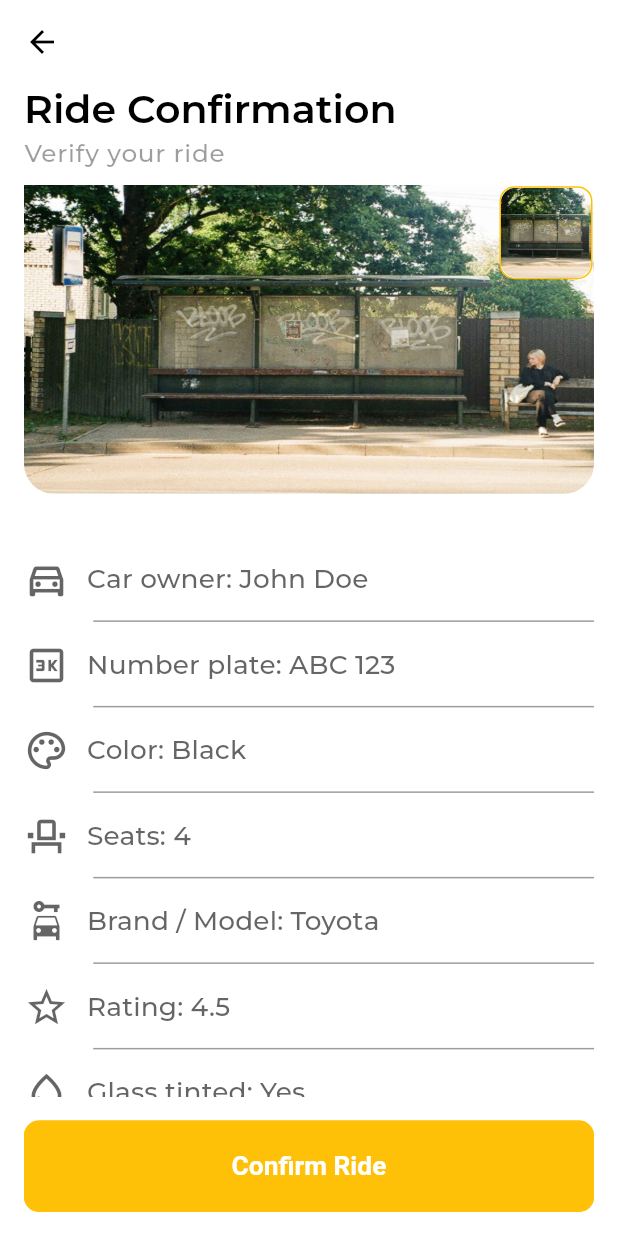
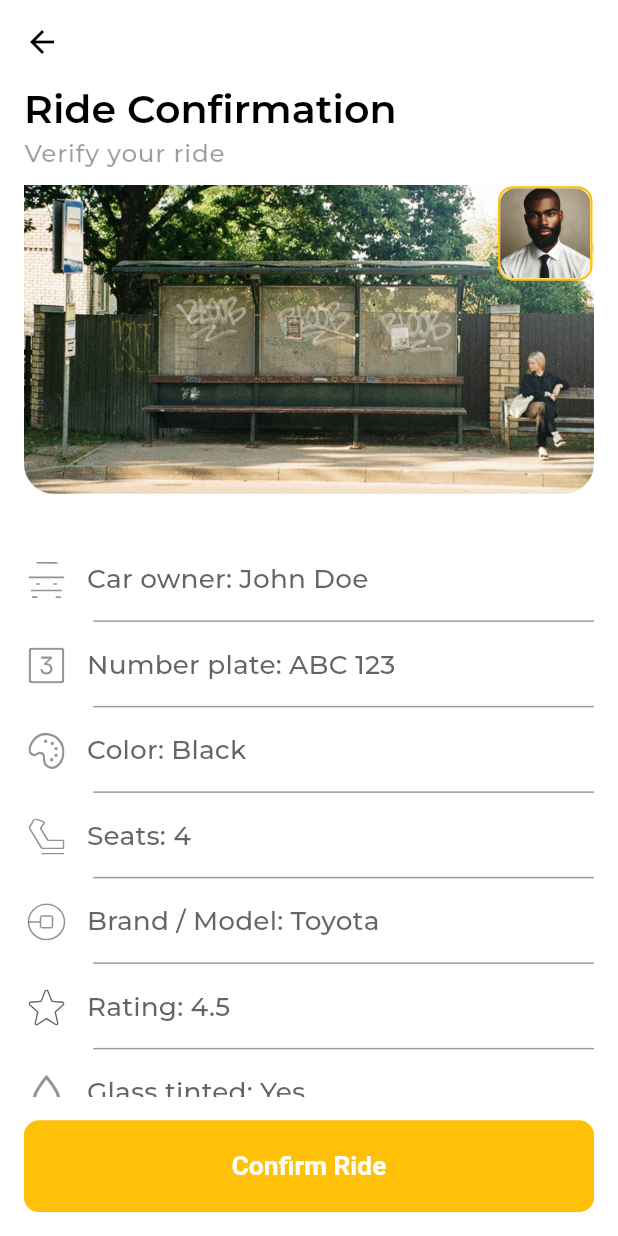
Before and after one commit to Cabu-Cabu/Cabu-Cabu-user-mobile, a Flutter app: the RideConfirmationScreen screen opened directly, on a phone screen of 412 x 824 dp. Run offline on Flutter 3.47's test engine with Material 3 defaults, Android fonts, the phone set to English and light mode, and no system bars; our stand-ins replace flutter_screenutil, flutter_svg, logger, shared_preferences, sliding_up_panel; accounts and stored records are empty; project files that could hold a hidden picture were left out.

```diff
--- a/lib/src/core/components/custom_shapes/containers/rounded_container.dart
+++ b/lib/src/core/components/custom_shapes/containers/rounded_container.dart
@@ -3,9 +3,9 @@ import 'package:cabu_cabu_user_mobile/src/core/utils/constants/sizes.dart';
 import 'package:flutter/material.dart';
 
 class AppRoundedContainer extends StatelessWidget {
-  final double? width;
-  final double? height;
+  final double? width, height;
   final bool showBorder;
+  final double borderWidth;
   final Color color, borderColor;
   final EdgeInsetsGeometry? padding, margin;
   final BoxConstraints? constraints;
@@ -21,6 +21,7 @@ class AppRoundedContainer extends StatelessWidget {
     this.radius = AppSizes.cardRadiusMd,
     this.color = AppColors.white,
     this.showBorder = false,
+    this.borderWidth = 1.0,
     this.borderColor = AppColors.darkGrey,
     this.margin,
     this.constraints,
@@ -37,7 +38,9 @@ class AppRoundedContainer extends StatelessWidget {
       padding: padding ?? EdgeInsets.zero,
       decoration: BoxDecoration(
         color: color,
-        border: showBorder ? Border.all(color: borderColor) : null,
+        border: showBorder
+            ? Border.all(color: borderColor, width: borderWidth)
+            : null,
         borderRadius: BorderRadius.circular(radius),
       ),
       child: child,
--- /dev/null
+++ b/lib/src/features/ride_booking/presentation/components/lists/car_driver_details_list.dart
@@ -0,0 +1,204 @@
+import 'package:cabu_cabu_user_mobile/src/core/components/tiles/custom_divide_tiles.dart';
+import 'package:cabu_cabu_user_mobile/src/core/utils/constants/colors.dart';
+import 'package:cabu_cabu_user_mobile/src/core/utils/constants/extentions.dart';
+import 'package:cabu_cabu_user_mobile/src/core/utils/constants/icon_strings.dart';
+import 'package:flutter/material.dart';
+import 'package:flutter_screenutil/flutter_screenutil.dart';
+import 'package:flutter_svg/svg.dart';
+
+class CarDriverDetailsList extends StatelessWidget {
+  final bool isDriverDetails;
+
+  const CarDriverDetailsList({
+    super.key,
+    this.isDriverDetails = true,
+  });
+
+  @override
+  Widget build(BuildContext context) {
+    return CustomDivideTiles(
+      dividerIndent: 42.w,
+      spacing: 3,
+      tiles: [
+        const RideDetailsListTile(
+          title: 'Car owner: John Doe',
+          icon: AppIcons.car,
+        ),
+        const RideDetailsListTile(
+          title: 'Number plate: ABC 123',
+          icon: AppIcons.number,
+        ),
+        const RideDetailsListTile(
+          title: 'Color: Black',
+          icon: AppIcons.color,
+        ),
+        const RideDetailsListTile(
+          title: 'Seats: 4',
+          icon: AppIcons.seat,
+        ),
+        const RideDetailsListTile(
+          title: 'Brand / Model: Toyota',
+          icon: AppIcons.brand,
+        ),
+        const RideDetailsListTile(
+          title: 'Rating: 4.5',
+          icon: AppIcons.star,
+        ),
+        const RideDetailsListTile(
+          title: 'Glass tinted: Yes',
+          icon: AppIcons.glass,
+        ),
+        if (isDriverDetails == false) ...[
+          const RideDetailsListTile(
+            title: 'Drive Plan',
+            icon: AppIcons.seat,
+          ),
+          const DestinationDetails(),
+        ] else ...[
+          const RideDetailsListTile(
+            title: 'Phone Number: 09012345678',
+            icon: AppIcons.call,
+          ),
+        ],
+      ],
+    );
+  }
+}
+
+class DestinationDetails extends StatelessWidget {
+  const DestinationDetails({super.key});
+
+  @override
+  Widget build(BuildContext context) {
+    return Padding(
+      padding: EdgeInsets.symmetric(horizontal: 10.w),
+      child: Column(
+        mainAxisAlignment: MainAxisAlignment.spaceBetween,
+        children: [
+          const DestinationRow(
+            startPoint: 'Ajah',
+            endPoint: 'Osborne road',
+            icon: Icons.radio_button_checked,
+          ),
+          Align(
+            alignment: Alignment(0.65.w, 0),
+            child: SvgPicture.asset(
+              AppIcons.flight,
+              colorFilter: ColorFilter.mode(
+                AppColors.black.withOpacity(0.7),
+                BlendMode.srcIn,
+              ),
+            ),
+            // Icon(
+            //   Icons.airplanemode_active,
+            //   color: AppColors.black.withOpacity(0.7),
+            // ),
+          ),
+          const DestinationRow(
+            startPoint: 'Ikeja',
+            endPoint: 'Third mainland',
+            icon: Icons.location_on_outlined,
+          ),
+        ],
+      ),
+    );
+  }
+}
+
+/// A reusable widget that displays a destination row with a start point and end point.
+class DestinationRow extends StatelessWidget {
+  final String startPoint;
+  final String endPoint;
+  final IconData icon;
+
+  const DestinationRow({
+    super.key,
+    required this.startPoint,
+    required this.endPoint,
+    required this.icon,
+  });
+
+  @override
+  Widget build(BuildContext context) {
+    return Row(
+      mainAxisSize: MainAxisSize.min,
+      mainAxisAlignment: MainAxisAlignment.spaceEvenly,
+      children: [
+        Expanded(
+          child: Row(
+            children: [
+              Icon(
+                icon,
+                color: AppColors.black.withOpacity(0.7),
+              ),
+              10.horizontalSpace,
+              Text(
+                startPoint,
+                style: context.textTheme.titleSmall?.copyWith(
+                  color: AppColors.black.withOpacity(0.7),
+                ),
+              ),
+            ],
+          ),
+        ),
+        Expanded(
+          child: Icon(
+            Icons.airplanemode_active,
+            color: AppColors.black.withOpacity(0.7),
+          ),
+        ),
+        Expanded(
+          flex: 2,
+          child: Align(
+            alignment: Alignment.centerRight,
+            child: Text(
+              endPoint,
+              style: context.textTheme.titleSmall?.copyWith(
+                color: AppColors.black.withOpacity(0.7),
+              ),
+            ),
+          ),
+        ),
+      ],
+    );
+  }
+}
+
+class RideDetailsListTile extends StatelessWidget {
+  final String title;
+  final String icon;
+
+  const RideDetailsListTile({
+    super.key,
+    required this.title,
+    required this.icon,
+  });
+
+  @override
+  Widget build(BuildContext context) {
+    return ListTile(
+      title: Text(title),
+      titleTextStyle: context.textTheme.titleSmall?.copyWith(
+        color: AppColors.black.withOpacity(0.7),
+      ),
+      leading: SvgPicture.asset(
+        icon,
+        width: 30,
+        height: 30,
+        fit: BoxFit.scaleDown,
+        colorFilter: ColorFilter.mode(
+          AppColors.black.withOpacity(0.7),
+          BlendMode.srcIn,
+        ),
+      ),
+      // Icon(
+      //   icon,
+      //   size: 30,
+      //   color: AppColors.black.withOpacity(0.7),
+      // ),
+      visualDensity: VisualDensity.compact,
+      contentPadding: EdgeInsets.zero,
+      titleAlignment: ListTileTitleAlignment.bottom,
+    );
+  }
+}
--- a/lib/src/features/ride_booking/presentation/screens/ride_confirmation_screen.dart
+++ b/lib/src/features/ride_booking/presentation/screens/ride_confirmation_screen.dart
@@ -1,9 +1,8 @@
 import 'package:cabu_cabu_user_mobile/src/core/components/custom_shapes/containers/rounded_container.dart';
-import 'package:cabu_cabu_user_mobile/src/core/components/tiles/custom_divide_tiles.dart';
 import 'package:cabu_cabu_user_mobile/src/core/utils/constants/colors.dart';
-import 'package:cabu_cabu_user_mobile/src/core/utils/constants/extentions.dart';
 import 'package:cabu_cabu_user_mobile/src/core/utils/constants/image_strings.dart';
 import 'package:cabu_cabu_user_mobile/src/core/utils/constants/texts.dart';
+import 'package:cabu_cabu_user_mobile/src/features/ride_booking/presentation/components/lists/car_driver_details_list.dart';
 import 'package:cabu_cabu_user_mobile/src/features/ride_booking/presentation/components/texts/ride_booking_header_texts.dart';
 import 'package:flutter/material.dart';
 import 'package:flutter_screenutil/flutter_screenutil.dart';
@@ -36,47 +35,9 @@ class RideConfirmationScreen extends StatelessWidget {
                 child: Column(
                   children: [
                     8.verticalSpace,
-                    const VehicleAndDriverImage(),
+                    const CarAndDriverImage(),
                     32.verticalSpace,
-                    CustomDivideTiles(
-                      dividerIndent: 42.w,
-                      spacing: 3,
-                      tiles: const [
-                        RideDetailsListTile(
-                          title: 'Car owner: John Doe',
-                          icon: Icons.directions_car_outlined,
-                        ),
-                        RideDetailsListTile(
-                          title: 'Number plate: ABC 123',
-                          icon: Icons.three_k_outlined,
-                        ),
-                        RideDetailsListTile(
-                          title: 'Color: Black',
-                          icon: Icons.color_lens_outlined,
-                        ),
-                        RideDetailsListTile(
-                          title: 'Seats: 4',
-                          icon: Icons.event_seat_outlined,
-                        ),
-                        RideDetailsListTile(
-                          title: 'Brand / Model: Toyota',
-                          icon: Icons.car_rental,
-                        ),
-                        RideDetailsListTile(
-                          title: 'Rating: 4.5',
-                          icon: Icons.star_border_outlined,
-                        ),
-                        RideDetailsListTile(
-                          title: 'Glass tinted: Yes',
-                          icon: Icons.water_drop_outlined,
-                        ),
-                        RideDetailsListTile(
-                          title: 'Drive Plan',
-                          icon: Icons.directions_car_outlined,
-                        ),
-                        DestinationDetails(),
-                      ],
-                    ),
+                    const CarDriverDetailsList(isDriverDetails: false),
                   ],
                 ),
               ),
@@ -88,8 +49,8 @@ class RideConfirmationScreen extends StatelessWidget {
   }
 }
 
-class VehicleAndDriverImage extends StatelessWidget {
-  const VehicleAndDriverImage({
+class CarAndDriverImage extends StatelessWidget {
+  const CarAndDriverImage({
     super.key,
   });
 
@@ -105,7 +66,7 @@ class VehicleAndDriverImage extends StatelessWidget {
             AppImages.place2,
             height: 0.25.sh,
             width: 1.sw,
-            fit: BoxFit.fill,
+            fit: BoxFit.cover,
           ),
         ),
         Positioned(
@@ -114,11 +75,12 @@ class VehicleAndDriverImage extends StatelessWidget {
           child: AppRoundedContainer(
             radius: 10,
             showBorder: true,
+            borderWidth: 1.5,
             borderColor: AppColors.primary,
             child: ClipRRect(
               borderRadius: BorderRadius.circular(10),
               child: Image.asset(
-                AppImages.place2,
+                AppImages.person1,
                 height: 60,
                 width: 60,
                 fit: BoxFit.cover,
@@ -130,125 +92,3 @@ class VehicleAndDriverImage extends StatelessWidget {
     );
   }
 }
-
-/// A widget to display destination details with customized rows.
-class DestinationDetails extends StatelessWidget {
-  const DestinationDetails({super.key});
-
-  @override
-  Widget build(BuildContext context) {
-    return Padding(
-      padding: EdgeInsets.symmetric(horizontal: 10.w),
-      child: Column(
-        mainAxisAlignment: MainAxisAlignment.spaceBetween,
-        children: [
-          const DestinationRow(
-            startPoint: 'Ajah',
-            endPoint: 'Osborne road',
-            icon: Icons.radio_button_checked,
-          ),
-          Align(
-            alignment: Alignment(0.65.w, 0),
-            child: Icon(
-              Icons.airplanemode_active,
-              color: AppColors.black.withOpacity(0.7),
-            ),
-          ),
-          const DestinationRow(
-            startPoint: 'Ikeja',
-            endPoint: 'Third mainland',
-            icon: Icons.location_on_outlined,
-          ),
-        ],
-      ),
-    );
-  }
-}
-
-/// A reusable widget that displays a destination row with a start point and end point.
-class DestinationRow extends StatelessWidget {
-  final String startPoint;
-  final String endPoint;
-  final IconData icon;
-
-  const DestinationRow({
-    super.key,
-    required this.startPoint,
-    required this.endPoint,
-    required this.icon,
-  });
-
-  @override
-  Widget build(BuildContext context) {
-    return Row(
-      mainAxisSize: MainAxisSize.min,
-      mainAxisAlignment: MainAxisAlignment.spaceEvenly,
-      children: [
-        Expanded(
-          child: Row(
-            children: [
-              Icon(
-                icon,
-                color: AppColors.black.withOpacity(0.7),
-              ),
-              10.horizontalSpace,
-              Text(
-                startPoint,
-                style: context.textTheme.titleSmall?.copyWith(
-                  color: AppColors.black.withOpacity(0.7),
-                ),
-              ),
-            ],
-          ),
-        ),
-        Expanded(
-          child: Icon(
-            Icons.airplanemode_active,
-            color: AppColors.black.withOpacity(0.7),
-          ),
-        ),
-        Expanded(
-          flex: 2,
-          child: Align(
-            alignment: Alignment.centerRight,
-            child: Text(
-              endPoint,
-              style: context.textTheme.titleSmall?.copyWith(
-                color: AppColors.black.withOpacity(0.7),
-              ),
-            ),
-          ),
-        ),
-      ],
-    );
-  }
-}
-
-class RideDetailsListTile extends StatelessWidget {
-  final String title;
-  final IconData icon;
-
-  const RideDetailsListTile({
-    super.key,
-    required this.title,
-    required this.icon,
-  });
-
-  @override
-  Widget build(BuildContext context) {
-    return ListTile(
-      title: Text(title),
-      titleTextStyle: context.textTheme.titleSmall?.copyWith(
-        color: AppColors.black.withOpacity(0.7),
-      ),
-      leading: Icon(
-        icon,
-        size: 30,
-        color: AppColors.black.withOpacity(0.7),
-      ),
-      visualDensity: VisualDensity.compact,
-      contentPadding: EdgeInsets.zero,
-      titleAlignment: ListTileTitleAlignment.bottom,
-    );
-  }
-}
```
Also changed, not shown: lib/src/features/ride_booking/presentation/screens/available_ride_screen.dart (+12 -4 lines), lib/src/features/ride_booking/presentation/screens/book_verified_ride_screen.dart (+47 -36 lines).
